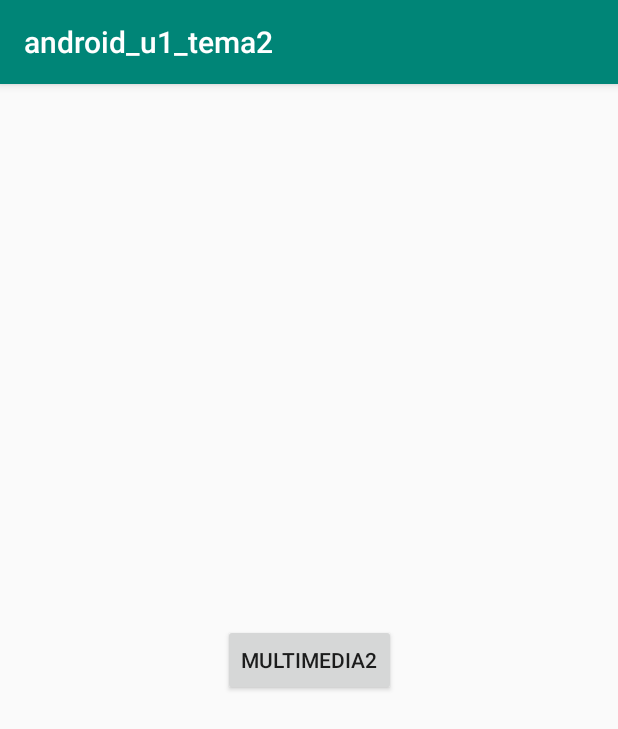
After one commit to JOSEMLI/Android_u1_tema2, an Android app: the Multimedia screen opened directly, with no data from a screen before it, on a phone screen of 412 x 824 dp. The commit adds this screen. Shown: the top 729 px of the screen. Run offline under Robolectric (Android 15) with nearby library versions, the phone set to English and light mode, and no system bars.

Commit message:
implementando multimedia en internet

```diff
--- a/app/src/main/java/com/example/android_u1_tema2/MainActivity.java
+++ b/app/src/main/java/com/example/android_u1_tema2/MainActivity.java
@@ -37,6 +37,10 @@ public class MainActivity extends AppCompatActivity {
             startActivity(new Intent(this, Intensiones.class));
             return true;
         }
+        if (id == R.id.activity_multimedia) {
+            startActivity(new Intent(this, Multimedia.class));
+            return true;
+        }
         return super.onOptionsItemSelected(item);
     }
 }
--- /dev/null
+++ b/app/src/main/java/com/example/android_u1_tema2/Multimedia.java
@@ -0,0 +1,36 @@
+package com.example.android_u1_tema2;
+
+import androidx.appcompat.app.AppCompatActivity;
+
+import android.content.Intent;
+import android.media.MediaPlayer;
+import android.os.Bundle;
+import android.view.View;
+
+public class Multimedia extends AppCompatActivity {
+    MediaPlayer mp;
+    @Override
+    protected void onCreate(Bundle savedInstanceState) {
+        super.onCreate(savedInstanceState);
+        setContentView(R.layout.activity_multimedia);
+        mp = MediaPlayer.create(this, R.raw.musica);
+        mp.start();
+    }
+    @Override
+    protected void onResume()
+    {
+        super.onResume();
+        mp.start();
+    }
+    @Override
+    protected void onPause()
+    {
+        super.onPause();
+        mp.pause();
+    }
+
+    public void multimedia2(View view) {
+        startActivity(new Intent(this, Multimedia2.class));
+    }
+
+}
--- /dev/null
+++ b/app/src/main/res/layout/activity_multimedia.xml
@@ -0,0 +1,19 @@
+<?xml version="1.0" encoding="utf-8"?>
+<androidx.constraintlayout.widget.ConstraintLayout xmlns:android="http://schemas.android.com/apk/res/android"
+    xmlns:app="http://schemas.android.com/apk/res-auto"
+    xmlns:tools="http://schemas.android.com/tools"
+    android:layout_width="match_parent"
+    android:layout_height="match_parent"
+    tools:context=".Multimedia">
+    <Button
+        android:id="@+id/button"
+        android:layout_width="wrap_content"
+        android:layout_height="wrap_content"
+        android:text="Multimedia2"
+        app:layout_constraintBottom_toBottomOf="parent"
+        app:layout_constraintEnd_toEndOf="parent"
+        app:layout_constraintHorizontal_bias="0.5"
+        app:layout_constraintStart_toStartOf="parent"
+        app:layout_constraintTop_toTopOf="parent"
+        android:onClick="multimedia2"/>
+</androidx.constraintlayout.widget.ConstraintLayout>
```
Also changed, not shown: app/src/main/AndroidManifest.xml (+5 -2 lines), app/src/main/java/com/example/android_u1_tema2/Multimedia2.java (added, +27 -0 lines), app/src/main/res/layout/activity_multimedia2.xml (added, +15 -0 lines), 1 other file.
